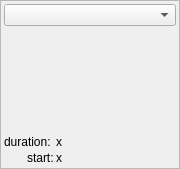
Before: the Qt Designer form uis/analog-event.ui in AlbertHdz4/qplayer, drawn with Qt 5.
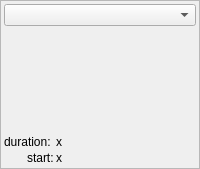
After: the same form once the commit is applied.

```diff
--- a/uis/analog-event.ui
+++ b/uis/analog-event.ui
@@ -6,7 +6,7 @@
    <rect>
     <x>0</x>
     <y>0</y>
-    <width>180</width>
+    <width>200</width>
     <height>169</height>
    </rect>
   </property>
@@ -18,7 +18,7 @@
   </property>
   <property name="maximumSize">
    <size>
-    <width>180</width>
+    <width>200</width>
     <height>16777215</height>
    </size>
   </property>
```
